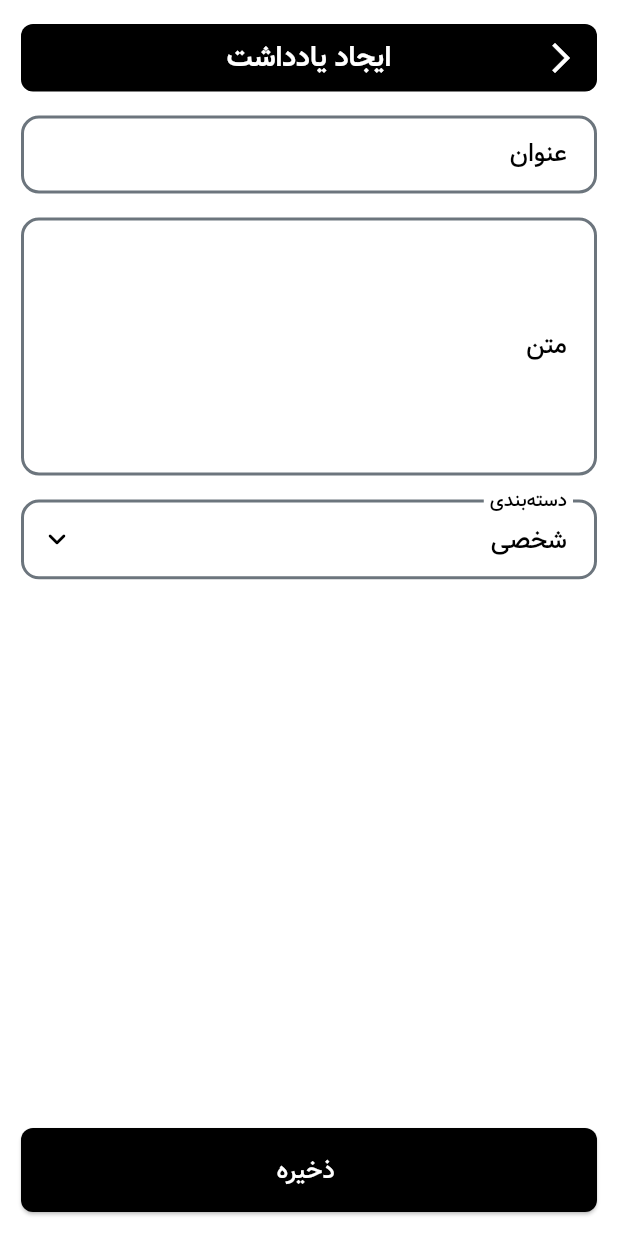
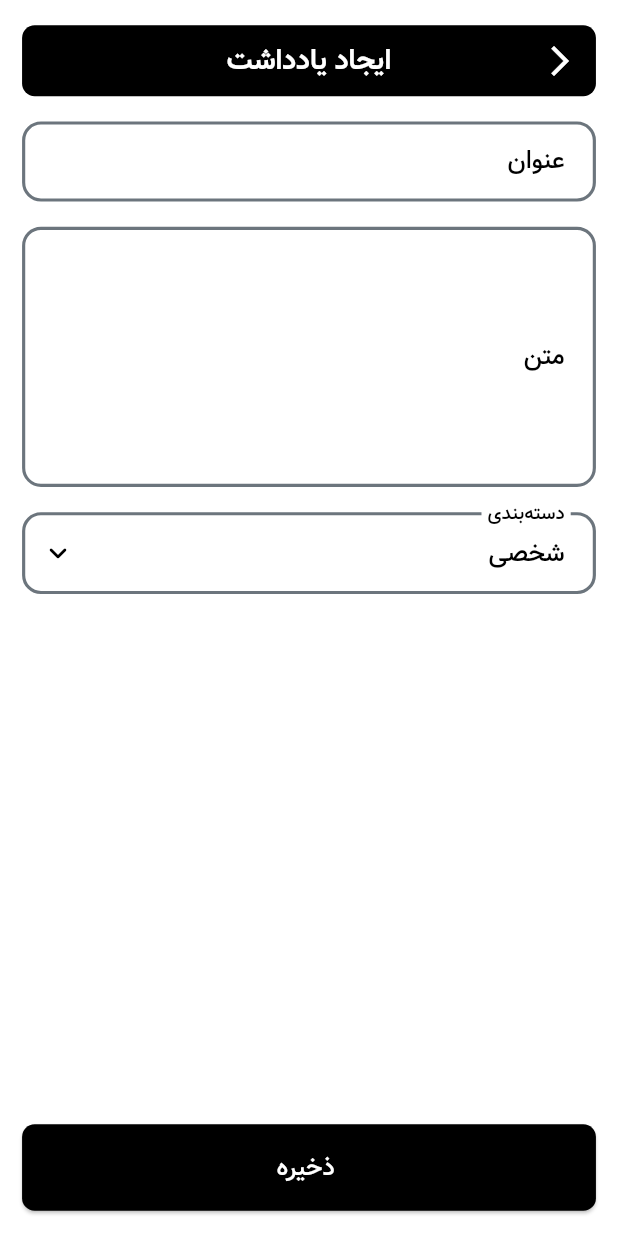
Before and after one commit to javadHeidary/Notim, a Flutter app: the NoteListView screen opened directly, after a tap on the "add" icon, on a phone screen of 412 x 824 dp. Run offline on Flutter 3.47's test engine with Material 3 defaults, Android fonts, the phone set to English and light mode, and no system bars.

Commit message:
Implement Felex size method

```diff
--- a/lib/core/theme/app_colors.dart
+++ b/lib/core/theme/app_colors.dart
@@ -9,10 +9,4 @@ class AppColors {
   static const Color yellow = Color(0xFFF1FA8C);
   static const Color blue = Color(0xFF1D3557);
   static const Color grey = Color(0xFF6C757D);
-
-  static const LinearGradient noteCardGradient = LinearGradient(
-    colors: [white, Color(0xFFF8F9FA)],
-    begin: Alignment.topLeft,
-    end: Alignment.bottomRight,
-  );
 }
--- a/lib/core/widget/custom_appbar_widget.dart
+++ b/lib/core/widget/custom_appbar_widget.dart
@@ -1,5 +1,6 @@
 import 'package:Notim/core/theme/app_colors.dart';
 import 'package:Notim/core/theme/app_text_style.dart';
+import 'package:Notim/core/theme/app_theme.dart';
 import 'package:flutter/material.dart';
 
 class CustomAppbarWidget extends StatelessWidget {
@@ -16,11 +17,11 @@ class CustomAppbarWidget extends StatelessWidget {
   @override
   Widget build(BuildContext context) {
     return Container(
-      margin: const EdgeInsets.symmetric(vertical: 16),
-      height: 45,
+      margin: EdgeInsets.symmetric(vertical: AppTheme.size(context, 16)),
+      height: AppTheme.size(context, 45),
       decoration: ShapeDecoration(
         color: color,
-        shape: RoundedRectangleBorder(borderRadius: BorderRadius.circular(8)),
+        shape: RoundedRectangleBorder(borderRadius: BorderRadius.circular(AppTheme.size(context, 8))),
       ),
       child: Stack(
         alignment: Alignment.center,
--- a/lib/core/widget/custom_dropdown_widget.dart
+++ b/lib/core/widget/custom_dropdown_widget.dart
@@ -1,5 +1,6 @@
 import 'package:Notim/core/theme/app_colors.dart';
 import 'package:Notim/core/theme/app_text_style.dart';
+import 'package:Notim/core/theme/app_theme.dart';
 import 'package:flutter/material.dart';
 
 class CustomDropdownWidget<T> extends StatelessWidget {
@@ -22,10 +23,10 @@ class CustomDropdownWidget<T> extends StatelessWidget {
     this.enabled = true,
   });
 
-  OutlineInputBorder _border(Color color) {
+  OutlineInputBorder _border(BuildContext context, Color color) {
     return OutlineInputBorder(
-      borderRadius: BorderRadius.circular(12),
-      borderSide: BorderSide(color: color, width: 2),
+      borderRadius: BorderRadius.circular(AppTheme.size(context, 12)),
+      borderSide: BorderSide(color: color, width: AppTheme.size(context, 2)),
     );
   }
 
@@ -51,16 +52,16 @@ class CustomDropdownWidget<T> extends StatelessWidget {
           hintStyle: AppTextStyle.hintText(context: context),
           filled: true,
           fillColor: AppColors.white,
-          contentPadding: const EdgeInsets.symmetric(
-            horizontal: 16,
-            vertical: 14,
+          contentPadding: EdgeInsets.symmetric(
+            horizontal: AppTheme.size(context, 16),
+            vertical: AppTheme.size(context, 14),
           ),
-          border: _border(AppColors.grey),
-          enabledBorder: _border(AppColors.grey),
-          disabledBorder: _border(AppColors.grey.withOpacity(0.4)),
-          focusedBorder: _border(AppColors.black),
-          errorBorder: _border(AppColors.red),
-          focusedErrorBorder: _border(AppColors.red),
+          border: _border(context, AppColors.grey),
+          enabledBorder: _border(context, AppColors.grey),
+          disabledBorder: _border(context, AppColors.grey.withOpacity(0.4)),
+          focusedBorder: _border(context, AppColors.black),
+          errorBorder: _border(context, AppColors.red),
+          focusedErrorBorder: _border(context, AppColors.red),
         ),
         dropdownColor: AppColors.white,
         style: AppTextStyle.body(context: context),
--- a/lib/core/widget/custom_elevated_button.dart
+++ b/lib/core/widget/custom_elevated_button.dart
@@ -1,5 +1,6 @@
 import 'package:Notim/core/theme/app_colors.dart';
 import 'package:Notim/core/theme/app_text_style.dart';
+import 'package:Notim/core/theme/app_theme.dart';
 import 'package:flutter/material.dart';
 
 class CustomElevatedButton extends StatelessWidget {
@@ -18,8 +19,8 @@ class CustomElevatedButton extends StatelessWidget {
       style: ElevatedButton.styleFrom(
         backgroundColor: AppColors.black,
         foregroundColor: AppColors.white,
-        padding: const EdgeInsets.symmetric(vertical: 16),
-        shape: RoundedRectangleBorder(borderRadius: BorderRadius.circular(8)),
+        padding: EdgeInsets.symmetric(vertical: AppTheme.size(context, 16)),
+        shape: RoundedRectangleBorder(borderRadius: BorderRadius.circular(AppTheme.size(context, 8))),
       ),
       child: Text(
         title,
--- a/lib/core/widget/custom_empty_widget.dart
+++ b/lib/core/widget/custom_empty_widget.dart
@@ -1,5 +1,6 @@
 import 'package:Notim/core/theme/app_colors.dart';
 import 'package:Notim/core/theme/app_text_style.dart';
+import 'package:Notim/core/theme/app_theme.dart';
 import 'package:flutter/material.dart';
 
 class CustomEmptyWidget extends StatelessWidget {
@@ -12,8 +13,8 @@ class CustomEmptyWidget extends StatelessWidget {
       mainAxisAlignment: MainAxisAlignment.center,
       crossAxisAlignment: CrossAxisAlignment.center,
       children: [
-        Icon(Icons.sentiment_dissatisfied, size: 80, color: AppColors.grey),
-        const SizedBox(height: 16),
+        Icon(Icons.sentiment_dissatisfied, size: AppTheme.size(context, 80), color: AppColors.grey),
+        SizedBox(height: AppTheme.size(context, 16)),
         Text(title, style: AppTextStyle.text(context: context)),
       ],
     );
--- a/lib/core/widget/custom_text_field_widget.dart
+++ b/lib/core/widget/custom_text_field_widget.dart
@@ -1,5 +1,6 @@
 import 'package:Notim/core/theme/app_colors.dart';
 import 'package:Notim/core/theme/app_text_style.dart';
+import 'package:Notim/core/theme/app_theme.dart';
 import 'package:flutter/material.dart';
 
 class CustomTextFieldWidget extends StatelessWidget {
@@ -24,10 +25,10 @@ class CustomTextFieldWidget extends StatelessWidget {
     this.onTap,
   });
 
-  OutlineInputBorder _border({Color color = AppColors.grey}) {
+  OutlineInputBorder _border(BuildContext context, {Color color = AppColors.grey}) {
     return OutlineInputBorder(
-      borderRadius: BorderRadius.circular(12),
-      borderSide: BorderSide(color: color, width: 2),
+      borderRadius: BorderRadius.circular(AppTheme.size(context, 12)),
+      borderSide: BorderSide(color: color, width: AppTheme.size(context, 2)),
     );
   }
 
@@ -50,14 +51,14 @@ class CustomTextFieldWidget extends StatelessWidget {
           hintStyle: AppTextStyle.hintText(context: context),
           filled: true,
           fillColor: AppColors.white,
-          border: _border(),
-          enabledBorder: _border(),
-          focusedBorder: _border(color: AppColors.black),
-          errorBorder: _border(color: AppColors.red),
-          focusedErrorBorder: _border(color: AppColors.red),
-          contentPadding: const EdgeInsets.symmetric(
-            horizontal: 16,
-            vertical: 14,
+          border: _border(context),
+          enabledBorder: _border(context),
+          focusedBorder: _border(context, color: AppColors.black),
+          errorBorder: _border(context, color: AppColors.red),
+          focusedErrorBorder: _border(context, color: AppColors.red),
+          contentPadding: EdgeInsets.symmetric(
+            horizontal: AppTheme.size(context, 16),
+            vertical: AppTheme.size(context, 14),
           ),
         ),
       ),
--- a/lib/feature/managmant_note/view/add_note_view.dart
+++ b/lib/feature/managmant_note/view/add_note_view.dart
@@ -1,4 +1,5 @@
 import 'package:Notim/core/theme/app_colors.dart';
+import 'package:Notim/core/theme/app_theme.dart';
 import 'package:Notim/core/widget/custom_appbar_widget.dart';
 import 'package:Notim/core/widget/custom_dropdown_widget.dart';
 import 'package:Notim/core/widget/custom_elevated_button.dart';
@@ -74,7 +75,7 @@ class _AddNoteViewState extends State<AddNoteView> {
 
       body: SafeArea(
         child: Padding(
-          padding: const EdgeInsets.symmetric(horizontal: 14),
+          padding: EdgeInsets.symmetric(horizontal: AppTheme.size(context, 14)),
           child: Form(
             key: _formKey,
             child: Column(
@@ -94,7 +95,7 @@ class _AddNoteViewState extends State<AddNoteView> {
                     return null;
                   },
                 ),
-                const SizedBox(height: 16),
+                SizedBox(height: AppTheme.size(context, 16)),
                 CustomTextFieldWidget(
                   controller: _contentController,
                   label: 'متن',
@@ -106,7 +107,7 @@ class _AddNoteViewState extends State<AddNoteView> {
                     return null;
                   },
                 ),
-                const SizedBox(height: 16),
+                SizedBox(height: AppTheme.size(context, 16)),
                 CustomDropdownWidget<String>(
                   value:
                       categories.any(
@@ -127,7 +128,7 @@ class _AddNoteViewState extends State<AddNoteView> {
                               textDirection: TextDirection.rtl,
                               children: [
                                 Text(category.name),
-                                const SizedBox(width: 8),
+                                SizedBox(width: AppTheme.size(context, 8)),
                               ],
                             ),
                           ),
@@ -152,7 +153,7 @@ class _AddNoteViewState extends State<AddNoteView> {
                   title: 'ذخیره ',
                   onPressed: categories.isEmpty ? () {} : _submit,
                 ),
-                const SizedBox(height: 16),
+                SizedBox(height: AppTheme.size(context, 16)),
               ],
             ),
           ),
--- a/lib/feature/managmant_note/view/note_list_view.dart
+++ b/lib/feature/managmant_note/view/note_list_view.dart
@@ -1,4 +1,5 @@
 import 'package:Notim/core/theme/app_colors.dart';
+import 'package:Notim/core/theme/app_theme.dart';
 import 'package:Notim/core/widget/custom_appbar_widget.dart';
 import 'package:Notim/core/widget/custom_empty_widget.dart';
 import 'package:Notim/core/widget/custom_note_widget.dart';
@@ -61,7 +62,7 @@ class _NoteListViewState extends State<NoteListView> {
 
     return SafeArea(
       child: Padding(
-        padding: const EdgeInsets.symmetric(horizontal: 14),
+        padding: EdgeInsets.symmetric(horizontal: AppTheme.size(context, 14)),
         child: Scaffold(
           floatingActionButton: FloatingActionButton.extended(
             onPressed: _openAddNote,
@@ -82,9 +83,10 @@ class _NoteListViewState extends State<NoteListView> {
                     )
                   : Expanded(
                       child: ListView.separated(
-                        padding: const EdgeInsets.all(16),
+                        padding: EdgeInsets.all(AppTheme.size(context, 16)),
                         itemCount: notes.length,
-                        separatorBuilder: (_, __) => const SizedBox(height: 12),
+                        separatorBuilder: (_, __) =>
+                            SizedBox(height: AppTheme.size(context, 12)),
                         itemBuilder: (context, index) {
                           final note = notes[index];
                           final category = resolveCategory(note.categoryId);
```
Also changed, not shown: lib/core/widget/custom_category_card.dart (+18 -17 lines), lib/core/widget/custom_note_widget.dart (+29 -28 lines), lib/core/widget/custom_snackbar_widget.dart (+6 -2 lines), lib/feature/managmant_note/view/edit_note_view.dart (+6 -5 lines), lib/feature/managment_category/view/category_item_view.dart (+4 -3 lines), lib/feature/managment_category/view/category_list_view.dart (+4 -3 lines).
